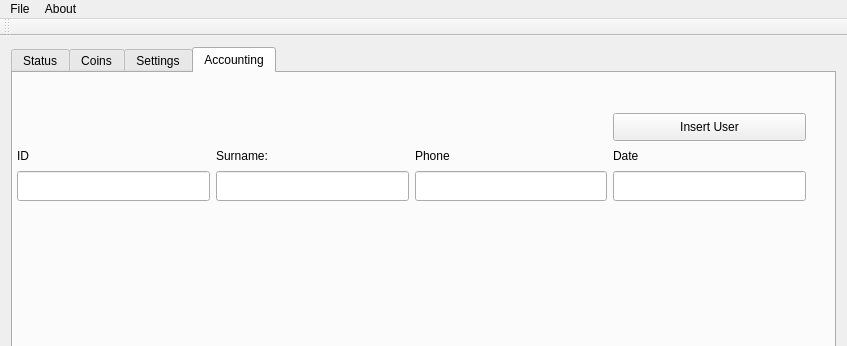
netpipe/EcoCoin, file qtCoin/mainwindow.ui: the form before one commit; both pictures show x 0 to 847 and y 0 to 346 of the 847 by 781 pixel window.
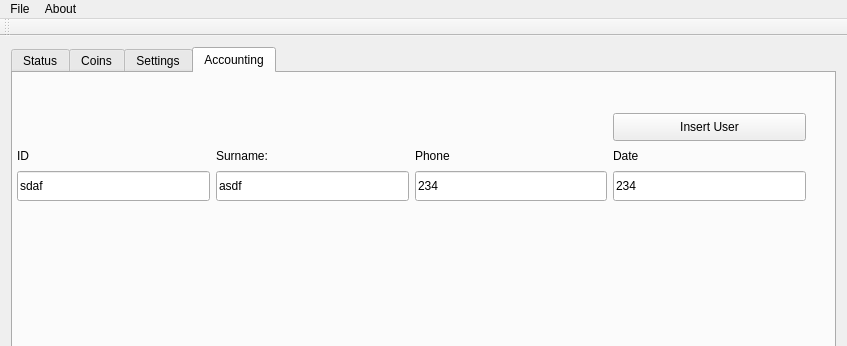
The form after the commit. The open tabs and pages were chosen to show the change.

The edit to the form file:
```diff
--- a/qtCoin/mainwindow.ui
+++ b/qtCoin/mainwindow.ui
@@ -735,6 +735,9 @@
           <height>30</height>
          </rect>
         </property>
+        <property name="text">
+         <string>asdf</string>
+        </property>
        </widget>
        <widget class="QLabel" name="label_3">
         <property name="geometry">
@@ -758,6 +761,9 @@
           <height>30</height>
          </rect>
         </property>
+        <property name="text">
+         <string>234</string>
+        </property>
        </widget>
        <widget class="QLineEdit" name="lineEditClass">
         <property name="geometry">
@@ -768,6 +774,9 @@
           <height>30</height>
          </rect>
         </property>
+        <property name="text">
+         <string>234</string>
+        </property>
        </widget>
        <widget class="QLabel" name="label_2">
         <property name="geometry">
@@ -791,6 +800,9 @@
           <height>30</height>
          </rect>
         </property>
+        <property name="text">
+         <string>sdaf</string>
+        </property>
        </widget>
        <widget class="QLabel" name="label">
         <property name="geometry">
```
Left out of the diff: 8 changed lines with no effect on the pictures.
